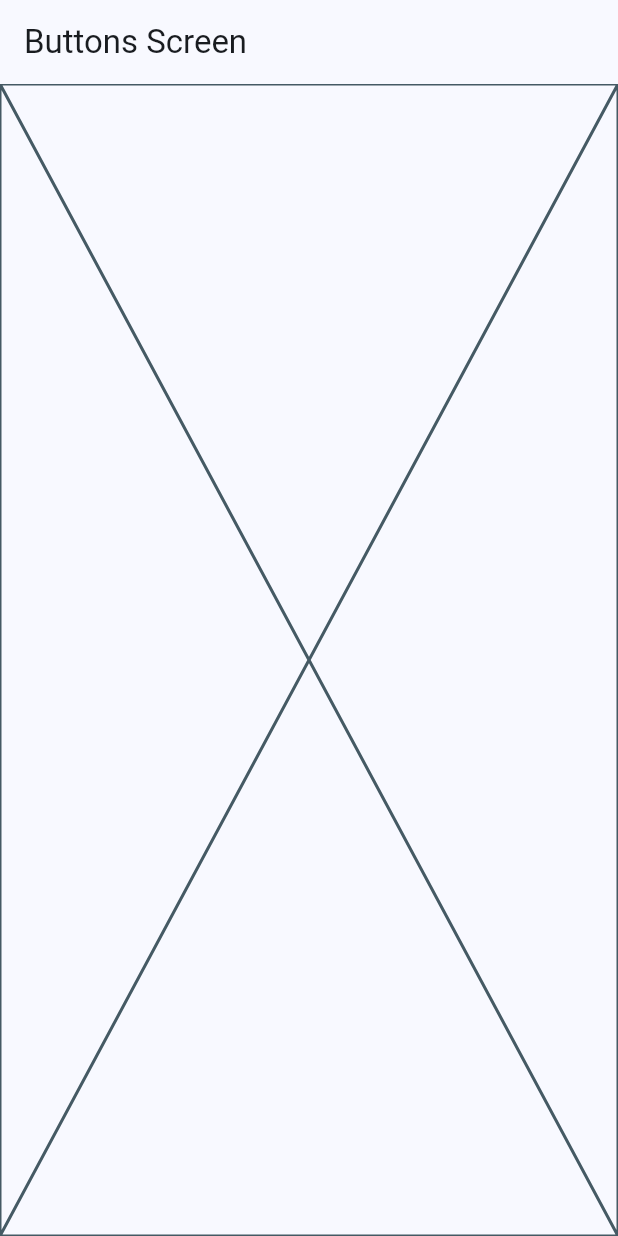
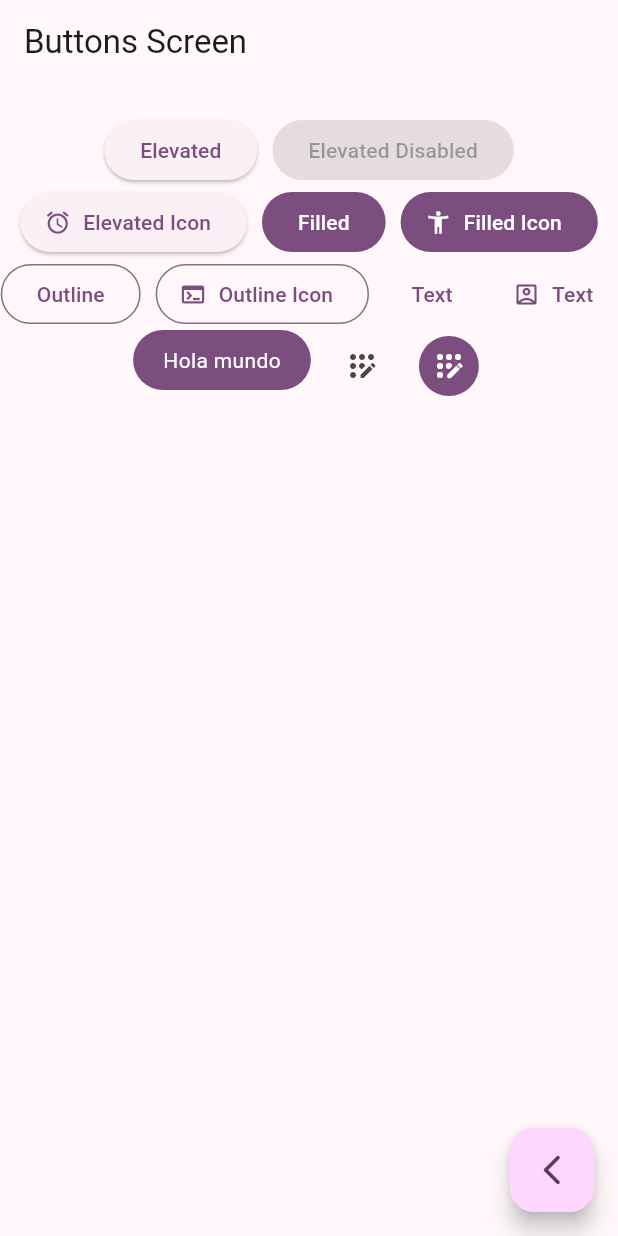
Before and after one commit to Adrian-Garcia-Cuya/widgets_app, a Flutter app: the ButtonsScreen screen opened by its route, on a phone screen of 412 x 824 dp. Run offline on Flutter 3.47's test engine with Material 3 defaults, Android fonts, the phone set to English and light mode, and no system bars; our stand-ins replace go_router.

Commit message:
Pantallas de botones finalizada

```diff
--- a/lib/main.dart
+++ b/lib/main.dart
@@ -14,7 +14,7 @@ class MainApp extends StatelessWidget {
     return MaterialApp.router(
       routerConfig: appRouter,
       debugShowCheckedModeBanner: false,
-      theme: AppTheme(selectedColor: 0).getTheme(),
+      theme: AppTheme(selectedColor: 2).getTheme(),
 
     );
   }
--- a/lib/presentation/screens/buttons/buttons_screen.dart
+++ b/lib/presentation/screens/buttons/buttons_screen.dart
@@ -1,4 +1,5 @@
 import 'package:flutter/material.dart';
+import 'package:go_router/go_router.dart';
 
 class ButtonsScreen extends StatelessWidget {
 
@@ -12,7 +13,115 @@ class ButtonsScreen extends StatelessWidget {
       appBar: AppBar(
         title: const Text('Buttons Screen'),
       ),
-      body: const Placeholder(),
+      body: const _ButtonsView(),
+      floatingActionButton: FloatingActionButton(
+        child: const Icon( Icons.arrow_back_ios_new_rounded ),
+        onPressed: () {
+          context.pop();
+        },
+      ),
+
     );
   }
 }
+
+class _ButtonsView extends StatelessWidget {
+
+  const _ButtonsView();
+
+  @override
+  Widget build(BuildContext context) {
+
+    final colors = Theme.of(context).colorScheme;
+
+    return SizedBox(
+      width: double.infinity,
+      child: Padding(
+        padding: const EdgeInsets.symmetric(vertical: 20),
+        child: Wrap(
+          spacing: 10,
+          alignment: WrapAlignment.center,
+          children: [
+            ElevatedButton(
+              onPressed: (){},
+              child: const Text('Elevated')
+            ),
+            const ElevatedButton(
+              onPressed: null,
+              child: Text('Elevated Disabled')
+            ),
+            ElevatedButton.icon(
+              onPressed: (){},
+              icon: const Icon( Icons.access_alarm_rounded ),
+              label: const Text('Elevated Icon')
+            ),
+            FilledButton(
+              onPressed: (){},
+              child: const Text('Filled')
+            ),
+            FilledButton.icon(
+              onPressed: (){},
+              icon: const Icon( Icons.accessibility_new),
+              label: const Text('Filled Icon'),
+            ),
+            OutlinedButton(
+              onPressed: (){},
+              child: const Text('Outline')
+            ),
+            OutlinedButton.icon(
+              onPressed: (){},
+              icon: const Icon( Icons.terminal ),
+              label: const Text('Outline Icon')
+            ),
+            TextButton(
+              onPressed: (){},
+              child: const Text('Text')
+            ),
+            TextButton.icon(
+              onPressed: (){},
+              icon: const Icon( Icons.account_box_outlined),
+              label: const Text('Text')
+            ),
+            const CustomButton(),
+            IconButton(
+              onPressed: (){},
+              icon: const Icon( Icons.app_registration_rounded )
+            ),
+            IconButton(
+              onPressed: (){},
+              icon: const Icon( Icons.app_registration_rounded ),
+              style: ButtonStyle(
+                backgroundColor: WidgetStatePropertyAll( colors.primary ),
+                iconColor: const WidgetStatePropertyAll( Colors.white )
+              ),
+            )
+          ],
+        ),
+      ),
+    );
+  }
+}
+
+class CustomButton extends StatelessWidget {
+  const CustomButton({super.key});
+
+  @override
+  Widget build(BuildContext context) {
+
+    final colors = Theme.of(context).colorScheme;
+
+    return ClipRRect(
+      borderRadius: BorderRadius.circular(20),
+      child: Material(
+        color: colors.primary,
+        child: InkWell(
+          onTap: (){},
+          child: const Padding(
+            padding: EdgeInsets.symmetric( horizontal: 20, vertical: 10),
+            child: Text('Hola mundo', style: TextStyle(color: Colors.white),)
+            ),
+        ),
+      ),
+    );
+  }
+}
--- a/lib/presentation/screens/home/home_screen.dart
+++ b/lib/presentation/screens/home/home_screen.dart
@@ -61,9 +61,10 @@ class _CustomListTile extends StatelessWidget {
         //   ),
         // );
 
-        //=== Formas de navegar propias de go_router ===
         // Navigator.pushNamed(context, menuItem.link);
 
+
+        //=== Formas de navegar propias de go_router ===
         // context.push( menuItem.link );
 
         context.push( menuItem.link );
```
